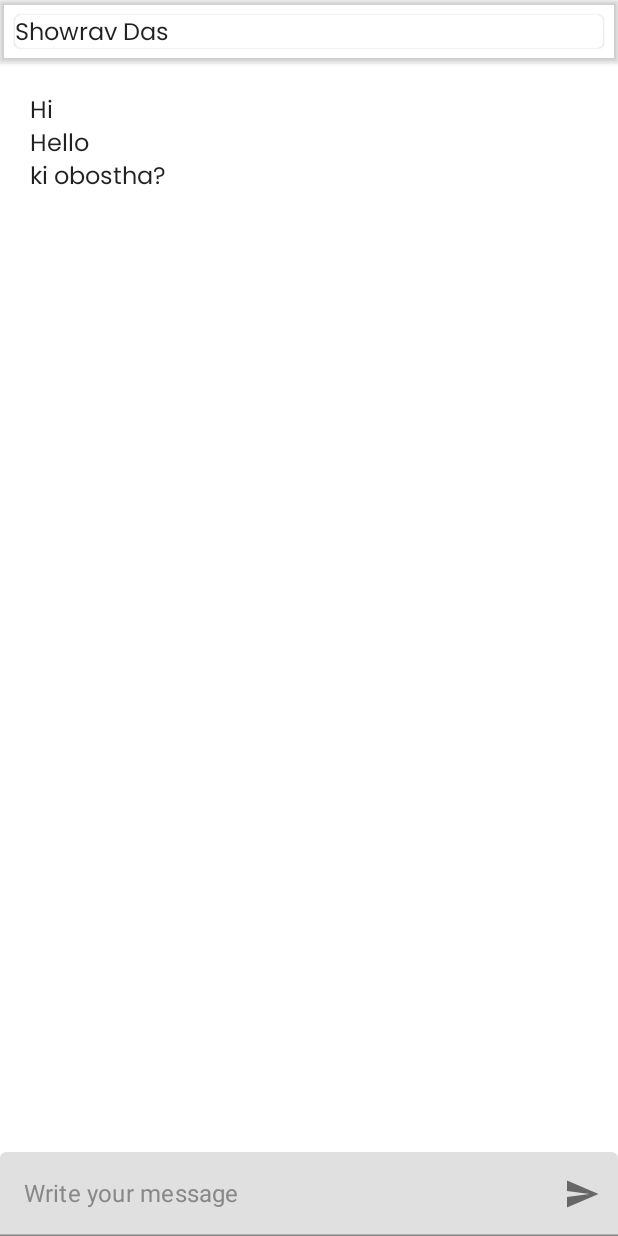
After one commit to rokydas/medi-sheba, an Android app built with Jetpack Compose: the ChatScreen screen opened through its navigation route, on a phone screen of 412 x 824 dp. The commit adds this screen. Run offline under Robolectric (Android 15) with nearby library versions, the phone set to English and light mode, and no system bars; our stand-ins replace Firebase (no records; nobody signed in at launch, a user with empty details on screens opened directly).

Commit message:
chat ui done

```diff
--- a/app/src/main/java/com/example/medi_sheba/MainActivity.kt
+++ b/app/src/main/java/com/example/medi_sheba/MainActivity.kt
@@ -65,6 +65,12 @@ class MainActivity : ComponentActivity() {
                         composable(route = ScreenItem.AllDoctorsScreenItem.route) {
                             AllDoctorsScreen(navController = navController)
                         }
+                        composable(route = ScreenItem.ChatUserListScreenItem.route) {
+                            ChatUserListScreen(navController = navController)
+                        }
+                        composable(route = ScreenItem.ChatScreenItem.route) {
+                            ChatScreen(navController = navController)
+                        }
                     }
                 }
             }
--- a/app/src/main/java/com/example/medi_sheba/presentation/screenItem/ScreenItem.kt
+++ b/app/src/main/java/com/example/medi_sheba/presentation/screenItem/ScreenItem.kt
@@ -11,4 +11,6 @@ sealed class ScreenItem(val route: String) {
     object AppointmentScreenItem: ScreenItem("appointment_screen")
     object AllAppointmentsScreenItem: ScreenItem("all_appointments_screen")
     object AllDoctorsScreenItem: ScreenItem("all_doctors_screen")
+    object ChatUserListScreenItem: ScreenItem("chat_user_list_screen")
+    object ChatScreenItem: ScreenItem("chat_screen")
 }
--- a/app/src/main/java/com/example/medi_sheba/presentation/screens/BottomNavigationBar.kt
+++ b/app/src/main/java/com/example/medi_sheba/presentation/screens/BottomNavigationBar.kt
@@ -26,6 +26,7 @@ fun BottomNavigationBar(navController: NavController, title: String) {
     val items = listOf(
         BottomNavItem(ScreenItem.AllAppointmentsScreenItem, R.drawable.appointment, "Appointments"),
         BottomNavItem(ScreenItem.HomeScreenItem, R.drawable.home, "Home"),
+        BottomNavItem(ScreenItem.ChatScreenItem, R.drawable.chat_icon, "Chat"),
         BottomNavItem(ScreenItem.ProfileScreenItem, R.drawable.profile_icon, "Profile"),
     )
 
--- /dev/null
+++ b/app/src/main/java/com/example/medi_sheba/presentation/screens/ChatScreen.kt
@@ -0,0 +1,95 @@
+package com.example.medi_sheba.presentation.screens
+
+import androidx.compose.foundation.background
+import androidx.compose.foundation.gestures.scrollable
+import androidx.compose.foundation.layout.*
+import androidx.compose.foundation.lazy.LazyColumn
+import androidx.compose.foundation.lazy.items
+import androidx.compose.foundation.rememberScrollState
+import androidx.compose.foundation.verticalScroll
+import androidx.compose.material.*
+import androidx.compose.material.icons.Icons
+import androidx.compose.material.icons.filled.Send
+import androidx.compose.runtime.Composable
+import androidx.compose.runtime.mutableStateOf
+import androidx.compose.runtime.saveable.rememberSaveable
+import androidx.compose.ui.Modifier
+import androidx.compose.ui.draw.shadow
+import androidx.compose.ui.graphics.Color
+import androidx.compose.ui.tooling.preview.Preview
+import androidx.compose.ui.unit.dp
+import androidx.navigation.NavController
+import com.example.medi_sheba.ui.theme.PrimaryColor
+
+@Composable
+fun ChatScreen(navController: NavController? = null) {
+
+    Scaffold {
+        Column(
+            modifier = Modifier.fillMaxSize()
+        ) {
+            Card(
+                modifier = Modifier
+                    .fillMaxWidth()
+                    .shadow(elevation = 2.dp)
+                    .padding(10.dp)
+            ) {
+                Text(text = "Showrav Das",)
+            }
+            MessagesUI(
+                modifier = Modifier
+                    .fillMaxWidth()
+                    .weight(1f)
+            )
+            MessageField()
+        }
+    }
+}
+
+@Composable
+fun MessageField() {
+    val message = rememberSaveable { mutableStateOf("") }
+    Box(
+        modifier = Modifier.fillMaxWidth()
+    ) {
+        TextField(
+            modifier = Modifier.fillMaxWidth(),
+            value = message.value,
+            onValueChange = {
+                message.value = it
+            },
+            maxLines = 3,
+            trailingIcon = {
+                Icon(imageVector = Icons.Default.Send, contentDescription = "")
+            },
+            placeholder = {
+                Text(
+                    text = "Write your message",
+                    color = Color.Gray
+                )
+            }
+        )
+    }
+}
+
+@Composable
+fun MessagesUI(
+    modifier: Modifier
+) {
+    LazyColumn(
+        modifier = modifier
+            .padding(20.dp)
+    ) {
+        items(messages) { message ->
+            Text(text = message)
+        }
+    }
+}
+
+val messages = listOf<String>("Hi", "Hello", "ki obostha?")
+
+@Preview
+@Composable
+fun Abc() {
+    ChatScreen()
+}
--- /dev/null
+++ b/app/src/main/java/com/example/medi_sheba/presentation/screens/ChatUserListScreen.kt
@@ -0,0 +1,9 @@
+package com.example.medi_sheba.presentation.screens
+
+import androidx.compose.runtime.Composable
+import androidx.navigation.NavController
+
+@Composable
+fun ChatUserListScreen(navController: NavController) {
+
+}
```
Also changed, not shown: app/src/main/res/drawable-v24/chat_icon.png (added).
